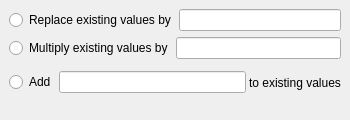
This is src/apps/openfluid-builder/spatial/EditAttributesValuesDialog.ui in OpenFLUID/openfluid as Qt 5 draws it before an edit. The edited form follows.
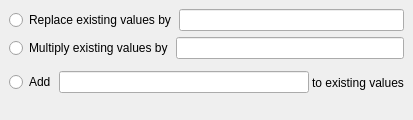
This is the edited form.

Commit message:
Fix of decimal point issue in attribute edit dialog
* set to C locale for consistency

(closes OpenFLUID/openfluid#1348)

Diff of the .ui file:
```diff
--- a/src/apps/openfluid-builder/spatial/EditAttributesValuesDialog.ui
+++ b/src/apps/openfluid-builder/spatial/EditAttributesValuesDialog.ui
@@ -6,7 +6,7 @@
    <rect>
     <x>0</x>
     <y>0</y>
-    <width>350</width>
+    <width>413</width>
     <height>120</height>
    </rect>
   </property>
```
The commit also changes 4 other files.
